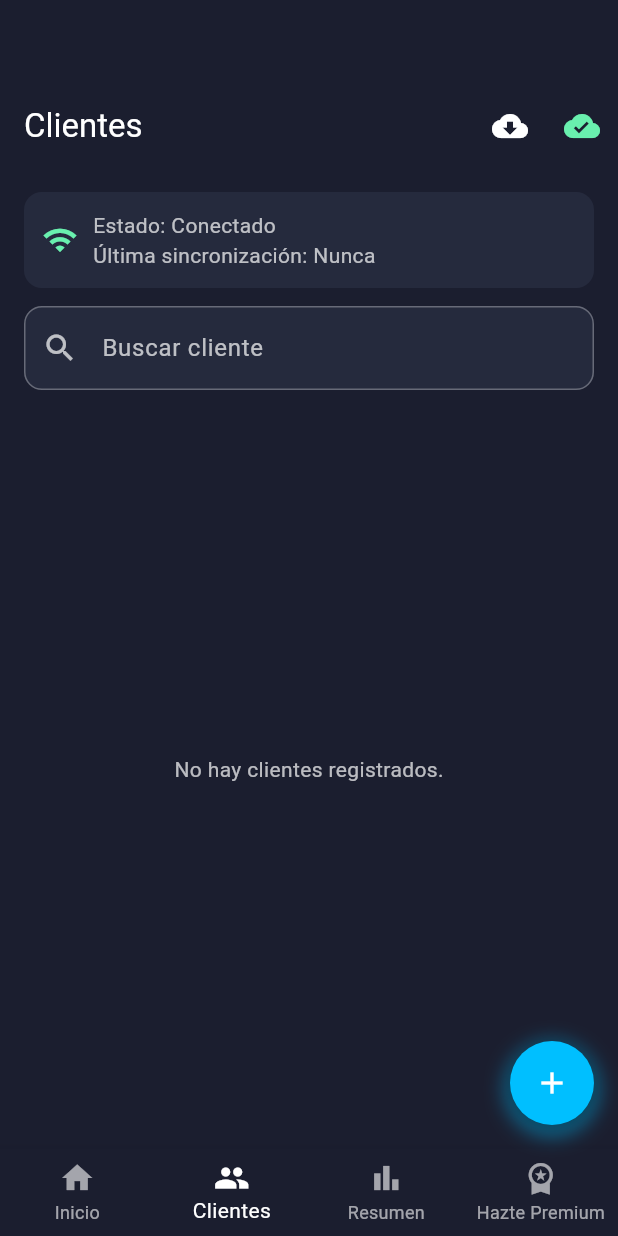
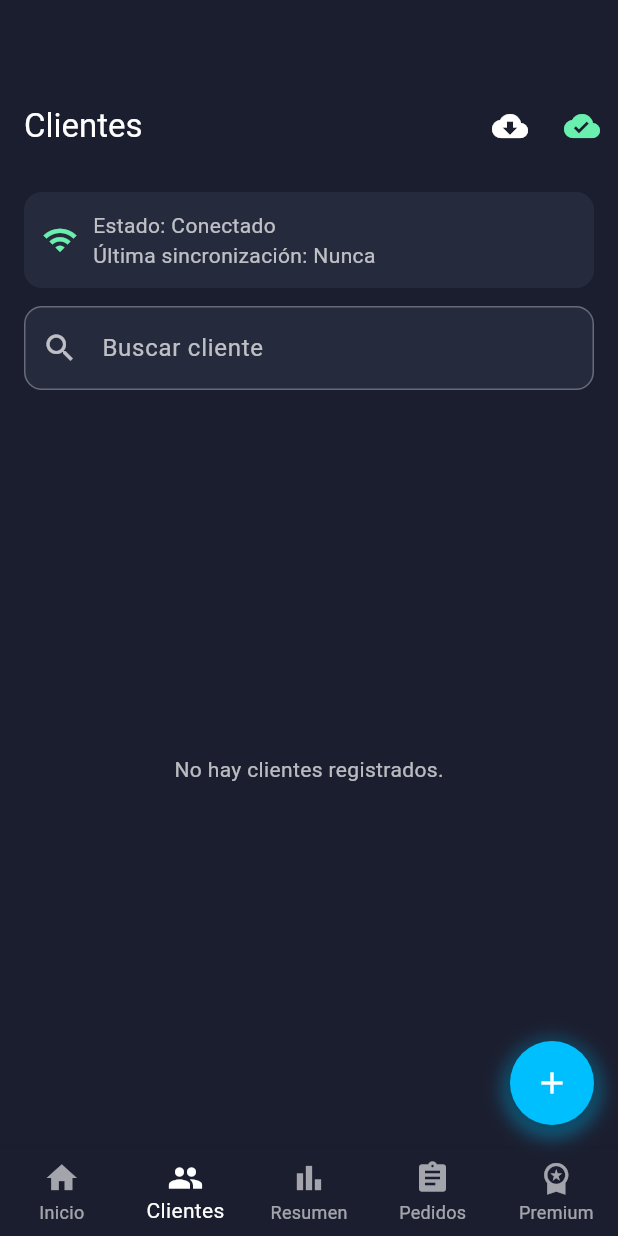
Before and after one commit to Angel050521/MiFiadoFinal, a Flutter app: the screen it shows after launch, item 2 of the bottom bar chosen, on a phone screen of 412 x 824 dp. Run offline on Flutter 3.47's test engine with Material 3 defaults, Android fonts, the phone set to English and light mode, and no system bars; our stand-ins replace connectivity_plus, device_info_plus, google_mobile_ads, in_app_purchase, pdf, printing and 2 more; accounts and stored records are empty.

Commit message:
Añadida sección de pedidos en la appbar completamente funcional

```diff
--- a/lib/main.dart
+++ b/lib/main.dart
@@ -1,6 +1,8 @@
 import 'package:flutter/material.dart';
 import 'package:google_mobile_ads/google_mobile_ads.dart'; // <-- Añadido
 import 'screens/home_screen.dart';
+import 'screens/pedidos_screen.dart';
+
 
 void main() async {
   WidgetsFlutterBinding.ensureInitialized();
--- a/lib/models/Producto.dart
+++ b/lib/models/Producto.dart
@@ -2,14 +2,14 @@ class Producto {
   final int? id;
   final int clienteId;
   final String nombre;
-  final String descripcion;
+  final String? descripcion; // 👈 CAMBIA ESTO
   final String fechaCreacion;
 
   Producto({
     this.id,
     required this.clienteId,
     required this.nombre,
-    required this.descripcion,
+    this.descripcion, // 👈 QUITA required
     required this.fechaCreacion,
   });
 
--- /dev/null
+++ b/lib/models/pedido.dart
@@ -0,0 +1,62 @@
+class Pedido {
+  final int? id;
+  final String cliente;
+  final String titulo;
+  final String descripcion;
+  final DateTime? fechaEntrega;
+  final double? precio;
+  final bool hecho;
+
+  Pedido({
+    this.id,
+    required this.cliente,
+    required this.titulo,
+    required this.descripcion,
+    this.fechaEntrega,
+    this.precio,
+    this.hecho = false,
+  });
+
+  Map<String, dynamic> toMap() => {
+    'id': id,
+    'cliente': cliente,
+    'titulo': titulo,
+    'descripcion': descripcion,
+    'fecha_entrega': fechaEntrega?.toIso8601String(),
+    'precio': precio,
+    'hecho': hecho ? 1 : 0,
+  };
+
+  factory Pedido.fromMap(Map<String, dynamic> map) => Pedido(
+    id: map['id'] as int?,
+    cliente: map['cliente'] as String,
+    titulo: map['titulo'] as String,
+    descripcion: map['descripcion'] as String,
+    fechaEntrega: map['fecha_entrega'] != null
+        ? DateTime.parse(map['fecha_entrega'] as String)
+        : null,
+    precio: (map['precio'] as num?)?.toDouble(),
+    hecho: (map['hecho'] as int? ?? 0) == 1,
+  );
+
+  // 🚩 Este método te permite copiar el pedido cambiando solo los campos necesarios
+  Pedido copyWith({
+    int? id,
+    String? cliente,
+    String? titulo,
+    String? descripcion,
+    DateTime? fechaEntrega,
+    double? precio,
+    bool? hecho,
+  }) {
+    return Pedido(
+      id: id ?? this.id,
+      cliente: cliente ?? this.cliente,
+      titulo: titulo ?? this.titulo,
+      descripcion: descripcion ?? this.descripcion,
+      fechaEntrega: fechaEntrega ?? this.fechaEntrega,
+      precio: precio ?? this.precio,
+      hecho: hecho ?? this.hecho,
+    );
+  }
+}
--- a/lib/screens/home_screen.dart
+++ b/lib/screens/home_screen.dart
@@ -5,6 +5,7 @@ import 'cliente_lista.dart' show ClienteListaScreen, ClienteListaScreenState;
 import 'cliente_form.dart';
 import 'resumen_screen.dart';
 import 'suscripcion_screen.dart';
+import 'pedidos_screen.dart'; // ✅ nueva sección de pedidos
 
 class HomeScreen extends StatefulWidget {
   const HomeScreen({super.key});
@@ -14,7 +15,6 @@ class HomeScreen extends StatefulWidget {
 }
 
 class _HomeScreenState extends State<HomeScreen> {
-  // Key to access the ClienteListaScreenState
   final GlobalKey<ClienteListaScreenState> _clienteListaKey = GlobalKey<ClienteListaScreenState>();
   int _currentIndex = 0;
   InterstitialAd? _interstitialAd;
@@ -25,21 +25,20 @@ class _HomeScreenState extends State<HomeScreen> {
     super.initState();
     _loadInterstitialAd();
     _screens = [
-      _buildHomeContent(),
-      ClienteListaScreen(key: _clienteListaKey),
-      const ResumenScreen(),
-      const SuscripcionScreen(),
+      _buildHomeContent(),                          // 0. Inicio
+      ClienteListaScreen(key: _clienteListaKey),    // 1. Clientes
+      const ResumenScreen(),                        // 2. Resumen
+      const PedidosScreen(),                        // 3. Pedidos
+      const SuscripcionScreen(),                    // 4. Premium
     ];
   }
 
   void _loadInterstitialAd() {
     InterstitialAd.load(
-      adUnitId: 'ca-app-pub-8287127512209971/9247923722', // ID REAL DE ADMOB
+      adUnitId: 'ca-app-pub-8287127512209971/9247923722',
       request: const AdRequest(),
       adLoadCallback: InterstitialAdLoadCallback(
-        onAdLoaded: (ad) {
-          _interstitialAd = ad;
-        },
+        onAdLoaded: (ad) => _interstitialAd = ad,
         onAdFailedToLoad: (error) {
           debugPrint('Error al cargar interstitial: $error');
           _interstitialAd = null;
@@ -84,7 +83,6 @@ class _HomeScreenState extends State<HomeScreen> {
         backgroundColor: const Color(0xFF1B1E2F),
         foregroundColor: Colors.white,
         elevation: 0,
-        shape: const RoundedRectangleBorder(borderRadius: BorderRadius.zero, side: BorderSide.none),
       ),
       body: _screens[_currentIndex],
       floatingActionButton: _currentIndex == 1
@@ -112,16 +110,8 @@ class _HomeScreenState extends State<HomeScreen> {
               context,
               MaterialPageRoute(builder: (context) => const ClienteFormScreen()),
             );
-
-            // If a new client was added (result is true), refresh the client list
             if (result == true && _currentIndex == 1) {
-              // Find the ClienteListaScreen in the _screens list and refresh it
-              for (var screen in _screens) {
-                if (screen is ClienteListaScreen && screen.key == _clienteListaKey) {
               _clienteListaKey.currentState?.cargarClientes();
-                  break;
-                }
-              }
             }
           },
           backgroundColor: Colors.transparent,
@@ -141,50 +131,10 @@ class _HomeScreenState extends State<HomeScreen> {
           BottomNavigationBarItem(icon: Icon(Icons.home), label: 'Inicio'),
           BottomNavigationBarItem(icon: Icon(Icons.people), label: 'Clientes'),
           BottomNavigationBarItem(icon: Icon(Icons.bar_chart), label: 'Resumen'),
-          BottomNavigationBarItem(icon: Icon(Icons.workspace_premium), label: 'Hazte Premium'),
+          BottomNavigationBarItem(icon: Icon(Icons.assignment), label: 'Pedidos'),
+          BottomNavigationBarItem(icon: Icon(Icons.workspace_premium), label: 'Premium'),
         ],
       ),
-    );
-  }
-
-  Widget _buildFeatureItem(IconData icon, String title, String description) {
-    return Row(
-      crossAxisAlignment: CrossAxisAlignment.start,
-      children: [
-        Container(
-          padding: const EdgeInsets.all(10),
-          decoration: BoxDecoration(
-            color: const Color(0xFF00BFFF).withOpacity(0.2),
-            borderRadius: BorderRadius.circular(12),
-          ),
-          child: Icon(icon, color: const Color(0xFF00BFFF), size: 24),
-        ),
-        const SizedBox(width: 16),
-        Expanded(
-          child: Column(
-            crossAxisAlignment: CrossAxisAlignment.start,
-            children: [
-              Text(
-                title,
-                style: const TextStyle(
-                  color: Colors.white,
-                  fontSize: 16,
-                  fontWeight: FontWeight.bold,
-                ),
-              ),
-              const SizedBox(height: 4),
-              Text(
-                description,
-                style: TextStyle(
-                  color: Colors.white.withOpacity(0.7),
-                  fontSize: 14,
-                  height: 1.4,
-                ),
-              ),
-            ],
-          ),
-        ),
-      ],
     );
   }
 
@@ -234,13 +184,52 @@ class _HomeScreenState extends State<HomeScreen> {
     );
   }
 
+  Widget _buildFeatureItem(IconData icon, String title, String description) {
+    return Row(
+      crossAxisAlignment: CrossAxisAlignment.start,
+      children: [
+        Container(
+          padding: const EdgeInsets.all(10),
+          decoration: BoxDecoration(
+            color: const Color(0xFF00BFFF).withOpacity(0.2),
+            borderRadius: BorderRadius.circular(12),
+          ),
+          child: Icon(icon, color: const Color(0xFF00BFFF), size: 24),
+        ),
+        const SizedBox(width: 16),
+        Expanded(
+          child: Column(
+            crossAxisAlignment: CrossAxisAlignment.start,
+            children: [
+              Text(
+                title,
+                style: const TextStyle(
+                  color: Colors.white,
+                  fontSize: 16,
+                  fontWeight: FontWeight.bold,
+                ),
+              ),
+              const SizedBox(height: 4),
+              Text(
+                description,
+                style: TextStyle(
+                  color: Colors.white.withOpacity(0.7),
+                  fontSize: 14,
+                  height: 1.4,
+                ),
+              ),
+            ],
+          ),
+        ),
+      ],
+    );
+  }
 
   Widget _buildHomeContent() {
     return LayoutBuilder(
       builder: (context, constraints) {
         return Stack(
           children: [
-          // Fondo degradado
             Container(
               decoration: const BoxDecoration(
                 gradient: LinearGradient(
@@ -250,7 +239,6 @@ class _HomeScreenState extends State<HomeScreen> {
                 ),
               ),
             ),
-          // Título fuera de la tarjeta
             Padding(
               padding: const EdgeInsets.only(top: 40.0, left: 24.0, right: 24.0),
               child: Column(
@@ -275,7 +263,6 @@ class _HomeScreenState extends State<HomeScreen> {
                 ],
               ),
             ),
-          // Card con scroll
             Center(
               child: Padding(
                 padding: const EdgeInsets.only(top: 140.0, left: 24.0, right: 24.0, bottom: 24.0),
@@ -304,7 +291,7 @@ class _HomeScreenState extends State<HomeScreen> {
                             _buildFeatureItem(
                               Icons.shopping_cart,
                               'Productos Individuales',
-                            'Agrega y gestiona productos individuales para cada cliente, con precios y descripciones personalizadas.',
+                              'Agrega y gestiona productos individuales para cada cliente.',
                             ),
                             const SizedBox(height: 20),
                             _buildFeatureItem(
@@ -316,7 +303,14 @@ class _HomeScreenState extends State<HomeScreen> {
                             _buildFeatureItem(
                               Icons.picture_as_pdf,
                               'Exportar a PDF',
-                            'Genera reportes detallados en formato PDF para llevar un control impreso de tus operaciones.',
+                              'Genera reportes detallados en formato PDF.',
+                            ),
+                            const SizedBox(height: 20),
+                            // ← Nueva sección de Pedidos
+                            _buildFeatureItem(
+                              Icons.assignment,
+                              'Pedidos',
+                              'Crea, edita, marca como hecho y elimina automáticamente tus pedidos según fecha.',
                             ),
                             const SizedBox(height: 30),
                             _buildApoyoButton(),
@@ -333,5 +327,4 @@ class _HomeScreenState extends State<HomeScreen> {
       },
     );
   }
-
 }
--- a/lib/utils/conversores.dart
+++ b/lib/utils/conversores.dart
@@ -12,7 +12,7 @@ Map<String, dynamic> clienteToMap(Cliente c) {
 Map<String, dynamic> movimientoToMap(Movimiento m) {
   return {
     'id': m.id,
-    'clienteId': m.clienteId,
+    'productoId': m.productoId, //
     'fecha': m.fecha,
     'tipo': m.tipo,
     'monto': m.monto,
--- a/lib/utils/device_util.dart
+++ b/lib/utils/device_util.dart
@@ -8,9 +8,7 @@ class DeviceUtil {
 
       if (Platform.isAndroid) {
         final info = await deviceInfo.androidInfo;
-        return info.id?.isNotEmpty == true
-            ? info.id!
-            : (info.androidId ?? 'unknown-android');
+        return info.id ?? 'unknown-android'; // ← CORREGIDO
       } else if (Platform.isIOS) {
         final info = await deviceInfo.iosInfo;
         return info.identifierForVendor ?? 'unknown-ios';
```
Also changed, not shown: lib/db/database_helper.dart (+50 -5 lines), lib/screens/auth_screen.dart (+15 -10 lines), lib/screens/pedido_form_screen.dart (added, +209 -0 lines), lib/screens/pedidos_screen.dart (added, +167 -0 lines). Lines whose indentation alone changed are shown as unchanged.
